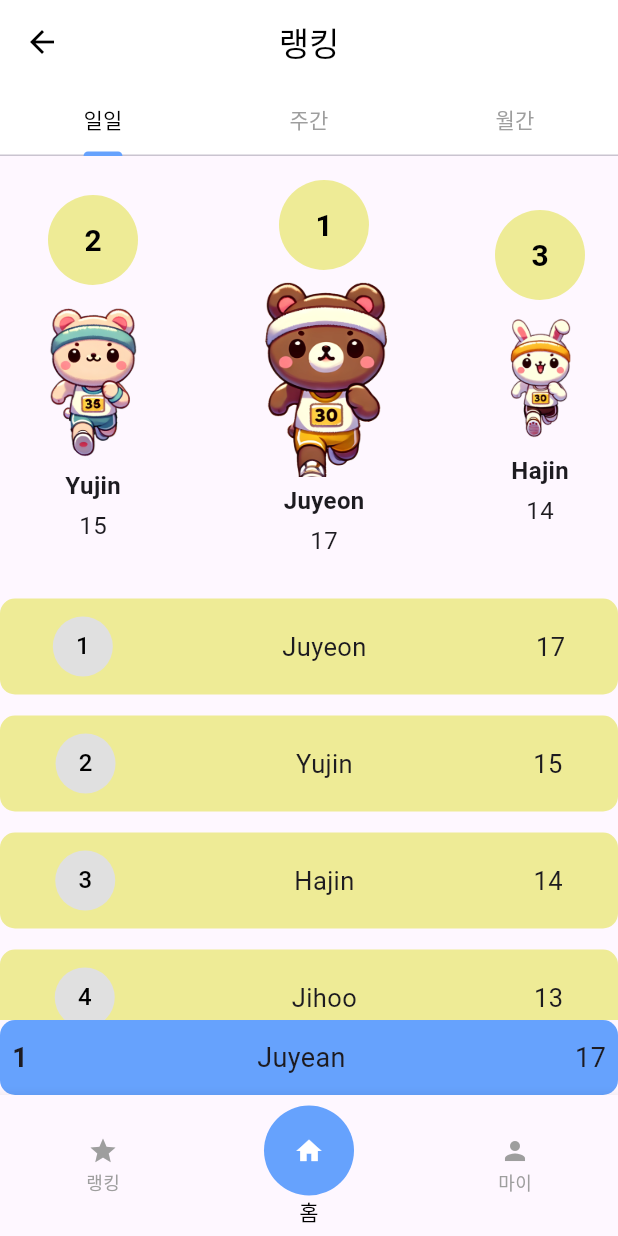
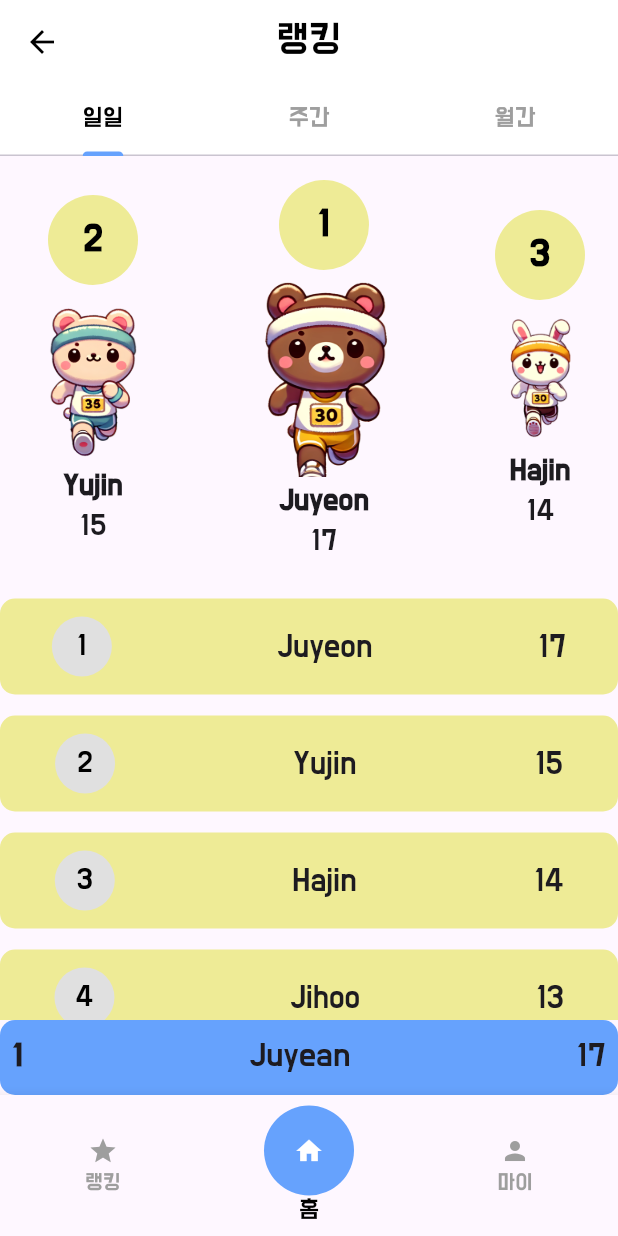
Before and after one commit to SungJuyeon/runner, a Flutter app: the ranking_page screen opened by its route, on a phone screen of 412 x 824 dp. Run offline on Flutter 3.47's test engine with Material 3 defaults, Android fonts, the phone set to English and light mode, and no system bars; Roboto replaces fonts that are missing (BMDOHYEON_ttf).

Commit message:
랭킹 페이지 폰트설정 제거

```diff
--- a/lib/pages/ranking_page.dart
+++ b/lib/pages/ranking_page.dart
@@ -26,11 +26,7 @@ class _RankingPageState extends State<ranking_page> with SingleTickerProviderSta
 
   @override
   Widget build(BuildContext context) {
-    return Theme(
-      data: Theme.of(context).copyWith(
-        textTheme: Theme.of(context).textTheme.apply(fontFamily: 'BMDOHYEON_ttf'),
-      ),
-      child: Scaffold(
+    return Scaffold(
       appBar: AppBar(
         title: Text('랭킹', style: TextStyle(color: Colors.black)),
         backgroundColor: Colors.white,
@@ -55,22 +51,24 @@ class _RankingPageState extends State<ranking_page> with SingleTickerProviderSta
       ),
       body: Column(
         children: [
+          // 탭 뷰와 랭킹 콘텐츠
           Expanded(
             child: TabBarView(
               controller: _tabController,
               children: [
-                  buildRankingContent(),
-                  buildRankingContent(),
-                  buildRankingContent(),
+                buildRankingContent(), // 일일 랭킹 콘텐츠
+                buildRankingContent(), // 주간 랭킹 콘텐츠
+                buildRankingContent(), // 월간 랭킹 콘텐츠
               ],
             ),
           ),
           buildCurrentUserRankingTile(1, 'Juyean', 17),
         ],
       ),
-        bottomNavigationBar: buildBottomNavigationBar(),
-      ),
+      bottomNavigationBar: buildBottomNavigationBar(), // BottomNavigationBar 네비게이션 바
+
     );
+
   }
 
 
```
Lines whose indentation alone changed are shown as unchanged.
